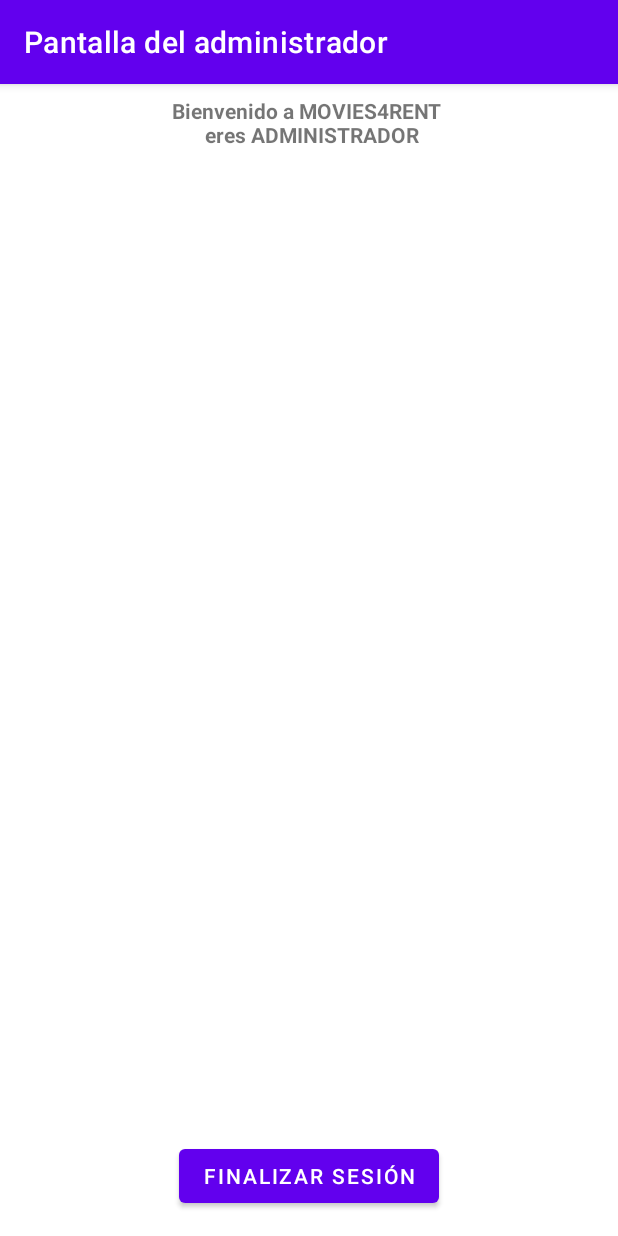
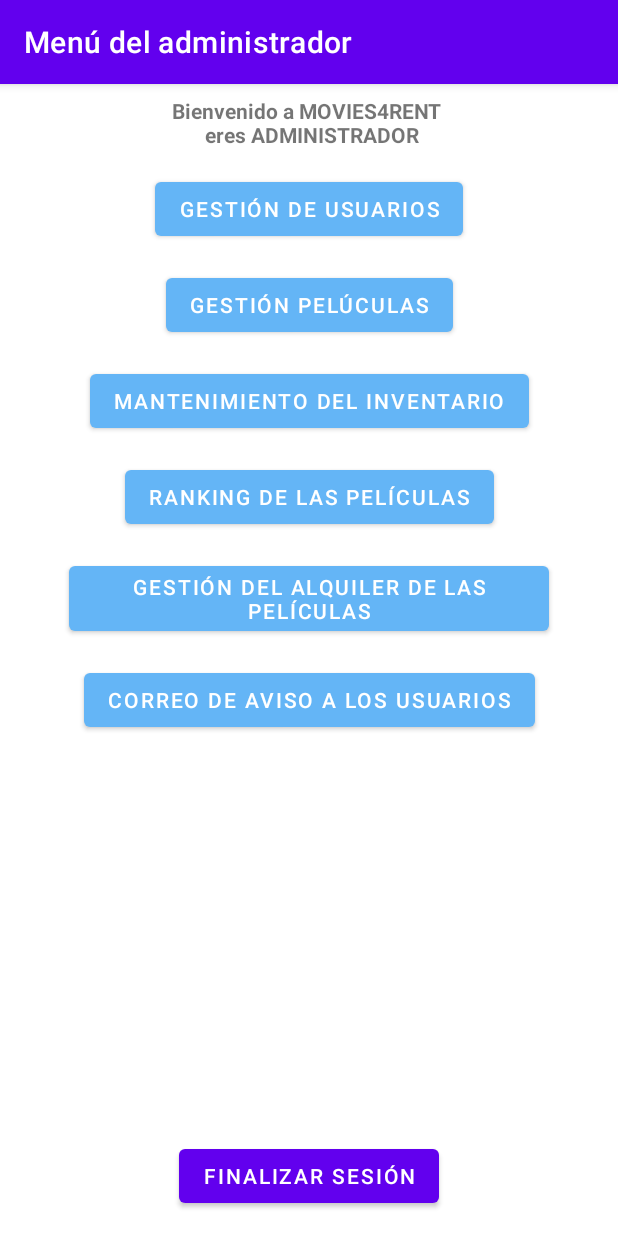
Before and after one commit to 16kram/ClienteAndroidMovies4Rent, an Android app: the PantallaAdministrador screen opened directly, with no data from a screen before it, on a phone screen of 412 x 824 dp. Run offline under Robolectric (Android 15) with nearby library versions, the phone set to English and light mode, and no system bars.

Commit message:
Añadida la pantalla para listar a los usuarios.

```diff
--- a/app/src/main/AndroidManifest.xml
+++ b/app/src/main/AndroidManifest.xml
@@ -17,6 +17,12 @@
         android:theme="@style/Theme.ProyectoM13AppMovil"
         android:usesCleartextTraffic="true"
         tools:targetApi="31">
+        <activity
+            android:name=".ListadoUsuarios"
+            android:exported="false" />
+        <activity
+            android:name=".GestionUsuarios"
+            android:exported="false" />
         <activity
             android:name=".PantallaAdministrador"
             android:exported="false" />
--- a/app/src/main/java/porqueras/ioc/proyectom13appmovil/APIService.java
+++ b/app/src/main/java/porqueras/ioc/proyectom13appmovil/APIService.java
@@ -5,6 +5,7 @@ import java.util.List;
 import porqueras.ioc.proyectom13appmovil.modelos.LoginResponse;
 import porqueras.ioc.proyectom13appmovil.modelos.LogoutResponse;
 import porqueras.ioc.proyectom13appmovil.modelos.UsuarioInfoResponse;
+import porqueras.ioc.proyectom13appmovil.modelos.UsuarioListaResponse;
 import porqueras.ioc.proyectom13appmovil.modelos.UsuarioResponse;
 import porqueras.ioc.proyectom13appmovil.modelos.UsuarioUpdate;
 import retrofit2.http.Body;
@@ -18,8 +19,8 @@ import retrofit2.http.Path;
 import retrofit2.http.Query;
 
 public interface APIService {
-    @GET("usuaris")
-    Call<List<UsuarioResponse>> getUsuario();
+    @GET("users")
+    Call<UsuarioListaResponse> getUsuario(@Query("token") String token);
 
     @GET("users/info")
     Call<UsuarioInfoResponse> getValue(@Query("token") String token);
--- a/app/src/main/java/porqueras/ioc/proyectom13appmovil/MainActivity.java
+++ b/app/src/main/java/porqueras/ioc/proyectom13appmovil/MainActivity.java
@@ -61,7 +61,7 @@ public class MainActivity extends AppCompatActivity {
                             ApiUtils.TOKEN = response.body().getValue().getToken();
                             usuario.setText(""); //Borra los campos Usuario
                             contrasena.setText("");// y Contraseña
-                            if (response.body().getValue().isAdmin()) {
+                            if (!response.body().getValue().isAdmin()) {
                                 //El usuario es administrador
                                 Intent i = new Intent(MainActivity.this, PantallaAdministrador.class);
                                 startActivity(i);
--- a/app/src/main/java/porqueras/ioc/proyectom13appmovil/PantallaAdministrador.java
+++ b/app/src/main/java/porqueras/ioc/proyectom13appmovil/PantallaAdministrador.java
@@ -2,6 +2,7 @@ package porqueras.ioc.proyectom13appmovil;
 
 import androidx.appcompat.app.AppCompatActivity;
 
+import android.content.Intent;
 import android.os.Bundle;
 import android.util.Log;
 import android.view.View;
@@ -19,6 +20,7 @@ import retrofit2.Response;
 public class PantallaAdministrador extends AppCompatActivity {
     private APIService apiService;
     private Button botonLogoutAdmin;
+    private Button botonGestionUsuarios;
     private TextView titulo;
 
     @Override
@@ -29,9 +31,10 @@ public class PantallaAdministrador extends AppCompatActivity {
         //Añadimos los campos de texto y los botones
         titulo = (TextView) findViewById(R.id.textViewTituloAdministrador);
         botonLogoutAdmin = (Button) findViewById(R.id.buttonLogoutAdmin);
+        botonGestionUsuarios = (Button) findViewById(R.id.buttonGestionUsuarios);
 
         //Añadimos el título de la Activity en la barra superior
-        setTitle("Pantalla del administrador");
+        setTitle("Menú del administrador");
 
         //Instanciomos la incerfaz de APIService mediante Retrofit
         apiService = InstanciaRetrofit.getApiService();
@@ -68,5 +71,14 @@ public class PantallaAdministrador extends AppCompatActivity {
 
             }
         });
+
+        //Acción del botón de gestión de usuarios
+        botonGestionUsuarios.setOnClickListener(new View.OnClickListener() {
+            @Override
+            public void onClick(View v) {
+                Intent i = new Intent(PantallaAdministrador.this, GestionUsuarios.class);
+                startActivity(i);
+            }
+        });
     }
 }
--- a/app/src/main/java/porqueras/ioc/proyectom13appmovil/PantallaUsuario.java
+++ b/app/src/main/java/porqueras/ioc/proyectom13appmovil/PantallaUsuario.java
@@ -27,7 +27,7 @@ public class PantallaUsuario extends AppCompatActivity {
         setContentView(R.layout.activity_pantalla_usuario);
 
         //Añadimos el título de la Activity en la barra superior
-        setTitle("Pantalla del usuario");
+        setTitle("Menú del usuario");
 
         //Añadimos los campos de texto y los botones
         titulo = (TextView) findViewById(R.id.textViewTituloUsuario);
--- a/app/src/main/java/porqueras/ioc/proyectom13appmovil/RegistroUsuario.java
+++ b/app/src/main/java/porqueras/ioc/proyectom13appmovil/RegistroUsuario.java
@@ -75,7 +75,7 @@ public class RegistroUsuario extends AppCompatActivity {
                 boolean isValidPhoneNumber = Patterns.PHONE.matcher(telefono.getText().toString()).matches();
                 if (isValidPhoneNumber) {
                     // el número es válido
-                    Log.d("response", "número de teléfono no valido=" + email.getText().toString());
+                    Log.d("response", "número de teléfono valido=" + email.getText().toString());
                 } else {
                     // el número es inválido
                     Log.d("response", "número de teléfono no valido=" + email.getText().toString());
--- a/app/src/main/res/layout/activity_pantalla_administrador.xml
+++ b/app/src/main/res/layout/activity_pantalla_administrador.xml
@@ -27,4 +27,71 @@
         app:layout_constraintEnd_toEndOf="parent"
         app:layout_constraintStart_toStartOf="parent"
         app:layout_constraintTop_toTopOf="parent" />
+
+    <Button
+        android:id="@+id/buttonGestionUsuarios"
+        android:layout_width="wrap_content"
+        android:layout_height="wrap_content"
+        android:layout_marginTop="16dp"
+        android:text="Gestión de usuarios"
+        app:backgroundTint="#64B5F6"
+        app:layout_constraintEnd_toEndOf="parent"
+        app:layout_constraintStart_toStartOf="parent"
+        app:layout_constraintTop_toBottomOf="@+id/textViewTituloAdministrador" />
+
+    <Button
+        android:id="@+id/buttonGestionPeliculas"
+        android:layout_width="wrap_content"
+        android:layout_height="wrap_content"
+        android:layout_marginTop="16dp"
+        android:text="Gestión pelúculas"
+        app:backgroundTint="#64B5F6"
+        app:layout_constraintEnd_toEndOf="parent"
+        app:layout_constraintStart_toStartOf="parent"
+        app:layout_constraintTop_toBottomOf="@+id/buttonGestionUsuarios" />
+
+    <Button
+        android:id="@+id/buttonMantenimientoInventario"
+        android:layout_width="wrap_content"
+        android:layout_height="wrap_content"
+        android:layout_marginTop="16dp"
+        android:text="Mantenimiento del inventario"
+        app:backgroundTint="#64B5F6"
+        app:layout_constraintEnd_toEndOf="parent"
+        app:layout_constraintStart_toStartOf="parent"
+        app:layout_constraintTop_toBottomOf="@+id/buttonGestionPeliculas" />
+
+    <Button
+        android:id="@+id/buttonRankingPeliculas"
+        android:layout_width="wrap_content"
+        android:layout_height="wrap_content"
+        android:layout_marginTop="16dp"
+        android:text="Ranking de las películas"
+        app:backgroundTint="#64B5F6"
+        app:layout_constraintEnd_toEndOf="parent"
+        app:layout_constraintStart_toStartOf="parent"
+        app:layout_constraintTop_toBottomOf="@+id/buttonMantenimientoInventario" />
+
+    <Button
+        android:id="@+id/buttonGestionAlquilerPeliculas"
+        android:layout_width="wrap_content"
+        android:layout_height="wrap_content"
+        android:layout_marginTop="16dp"
+        android:text="Gestión del alquiler de las películas"
+        app:backgroundTint="#64B5F6"
+        app:layout_constraintEnd_toEndOf="parent"
+        app:layout_constraintStart_toStartOf="parent"
+        app:layout_constraintTop_toBottomOf="@+id/buttonRankingPeliculas" />
+
+    <Button
+        android:id="@+id/buttonCorreoAvisoUsuarios"
+        android:layout_width="wrap_content"
+        android:layout_height="wrap_content"
+        android:layout_marginTop="16dp"
+        android:text="Correo de aviso a los usuarios"
+        app:backgroundTint="#64B5F6"
+        app:iconTint="#7986CB"
+        app:layout_constraintEnd_toEndOf="parent"
+        app:layout_constraintStart_toStartOf="parent"
+        app:layout_constraintTop_toBottomOf="@+id/buttonGestionAlquilerPeliculas" />
 </androidx.constraintlayout.widget.ConstraintLayout>
```
Also changed, not shown: app/src/main/java/porqueras/ioc/proyectom13appmovil/GestionUsuarios.java (added, +43 -0 lines), app/src/main/java/porqueras/ioc/proyectom13appmovil/ListadoUsuarios.java (added, +80 -0 lines), app/src/main/java/porqueras/ioc/proyectom13appmovil/WordListAdadpter.java (added, +53 -0 lines), app/src/main/java/porqueras/ioc/proyectom13appmovil/modelos/UsuarioListaResponse.java (added, +72 -0 lines), app/src/main/res/layout/activity_gestion_usuarios.xml (added, +65 -0 lines), app/src/main/res/layout/activity_listado_usuarios.xml (added, +17 -0 lines), app/src/main/res/layout/usuario.xml (added, +13 -0 lines).
